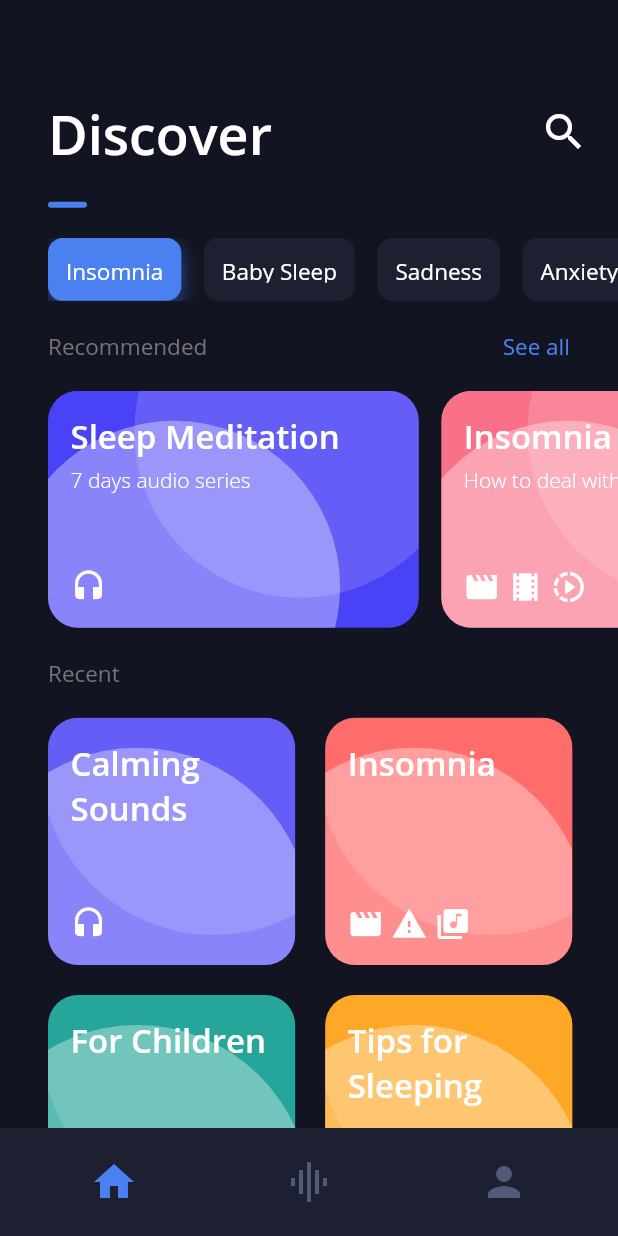
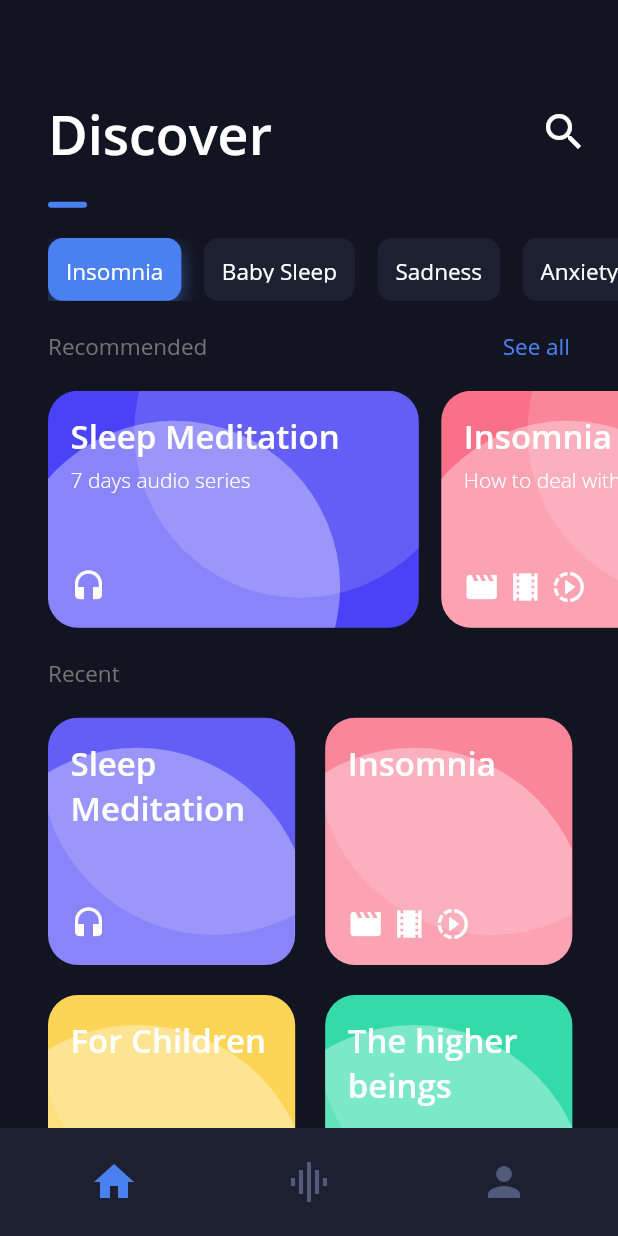
Before and after one commit to WandersonAlves/flutter_sleep_app, a Flutter app: the screen it shows after launch, on a phone screen of 412 x 824 dp. Run offline on Flutter 3.47's test engine with Material 2 defaults, Android fonts, the phone set to English and light mode, and no system bars.

Commit message:
feat: add RecetItem from json

```diff
--- a/lib/views/widgets/RecentCards.dart
+++ b/lib/views/widgets/RecentCards.dart
@@ -1,5 +1,8 @@
+import 'dart:convert';
+
 import 'package:flutter/material.dart';
 import 'package:flutter_sleep_app/common/Utils.dart';
+import 'package:flutter_sleep_app/model/RecommendedItem.dart';
 import 'package:flutter_sleep_app/styles/Colors.dart';
 import 'package:flutter_sleep_app/styles/Typography.dart';
 import 'package:flutter_sleep_app/widgets/AppCard.dart';
@@ -20,73 +23,53 @@ class RecentCardDefault extends StatelessWidget {
 }
 
 class RecentCards extends StatelessWidget {
-  @override
-  Widget build(BuildContext context) {
-    return Container(
+  List<RecommendedItem> parseJSON(String res) {
+    if (res == null) {
+      return [];
+    }
+    final parsed = json.decode(res.toString()).cast<Map<String, dynamic>>();
+    return parsed
+        .map<RecommendedItem>((json) => RecommendedItem.fromJSON(json))
+        .toList();
+  }
+
+  FutureBuilder<String> recentCardsFutureBuilder(BuildContext context) {
+    return FutureBuilder(
+      future: DefaultAssetBundle.of(context)
+          .loadString('assets/json/recommendedItems.json'),
+      builder: (context, snapshot) {
+        List<RecommendedItem> items = parseJSON(snapshot.data.toString());
+        return items.isNotEmpty
+            ? Container(
               child: Wrap(
               direction: Axis.horizontal,
               runSpacing: 20,
               spacing: 20,
-        children: [
-          RecentCardDefault(
+              children: items.map((item) {
+                  return RecentCardDefault(
                     Column(
                       crossAxisAlignment: CrossAxisAlignment.start,
                       children: [
-                Text('Calming Sounds', style: TypographyStyles.cardTitle),
-                Expanded(child: SizedBox()),
-                Icon(Icons.headset, color: Colors.white)
-              ],
-            )
-          ),
-          RecentCardDefault(
-            Column(
-              crossAxisAlignment: CrossAxisAlignment.start,
-              children: [
-                Text('Insomnia', style: TypographyStyles.cardTitle),
+                        Text(item.title, style: TypographyStyles.cardTitle),
                         Expanded(child: SizedBox()),
                         Row(
-                  children: [
-                    Icon(Icons.movie, color: Colors.white),
-                    SizedBox(width: 5),
-                    Icon(Icons.warning, color: Colors.white),
-                    SizedBox(width: 5),
-                    Icon(Icons.library_music, color: Colors.white),
-                  ],
+                          children: Utils.childrenWithSeparator('row', size: 5, children: item.icons)
                         )
                       ],
                     ),
-            color: Colors.redAccent,
-          ),
-          RecentCardDefault(
-            Column(
-              crossAxisAlignment: CrossAxisAlignment.start,
-              children: [
-                Text('For Children', style: TypographyStyles.cardTitle),
-                Expanded(child: SizedBox()),
-                Row(
-                  children: [
-                    Icon(Icons.child_friendly, color: Colors.white),
-                    SizedBox(width: 5),
-                    Icon(Icons.child_care, color: Colors.white),
-                  ],
+                    color: item.color,
+                  );
+                }).toList()),
               )
-              ],
-            ),
-            color: Colors.teal,
-          ),
-          RecentCardDefault(
-            Column(
-              crossAxisAlignment: CrossAxisAlignment.start,
-              children: [
-                Text('Tips for Sleeping', style: TypographyStyles.cardTitle),
-                Expanded(child: SizedBox()),
-                Icon(Icons.do_not_disturb_on, color: Colors.white)
-              ],
-            ),
-            color: Colors.orange,
-          ),
-        ],
-      ),
+            : SizedBox();
+      },
+    );
+  }
+
+  @override
+  Widget build(BuildContext context) {
+    return Container(
+      child: recentCardsFutureBuilder(context)
     );
   }
 }
```
Also changed, not shown: assets/json/recommendedItems.json (+12 -0 lines), lib/model/RecentItem.dart (added, +38 -0 lines). Lines whose indentation alone changed are shown as unchanged.
